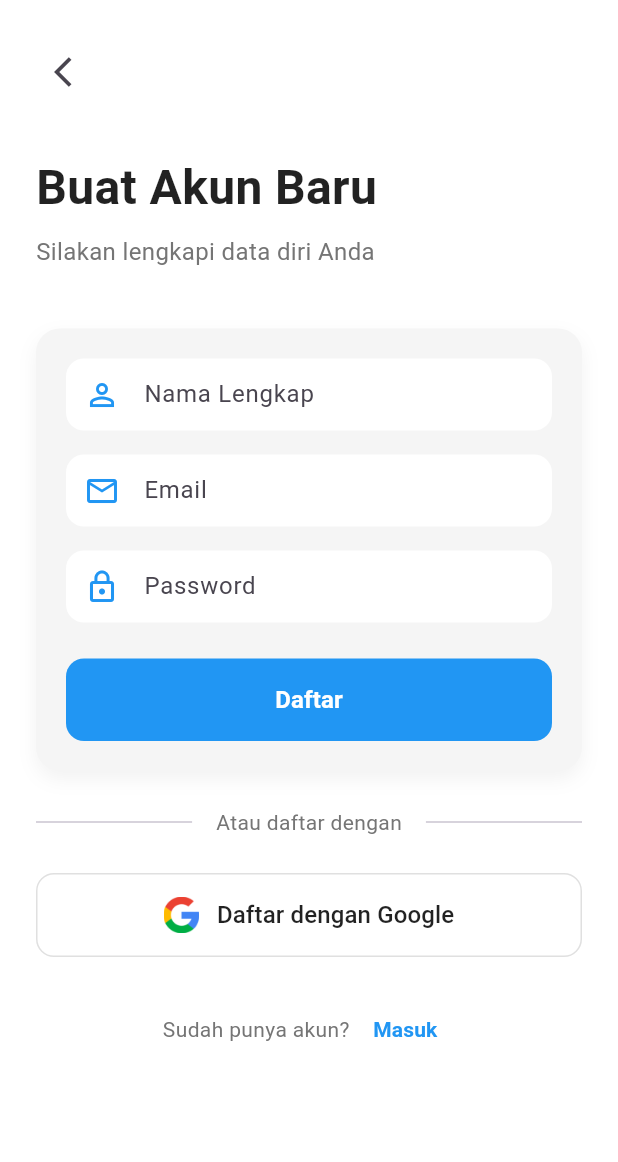
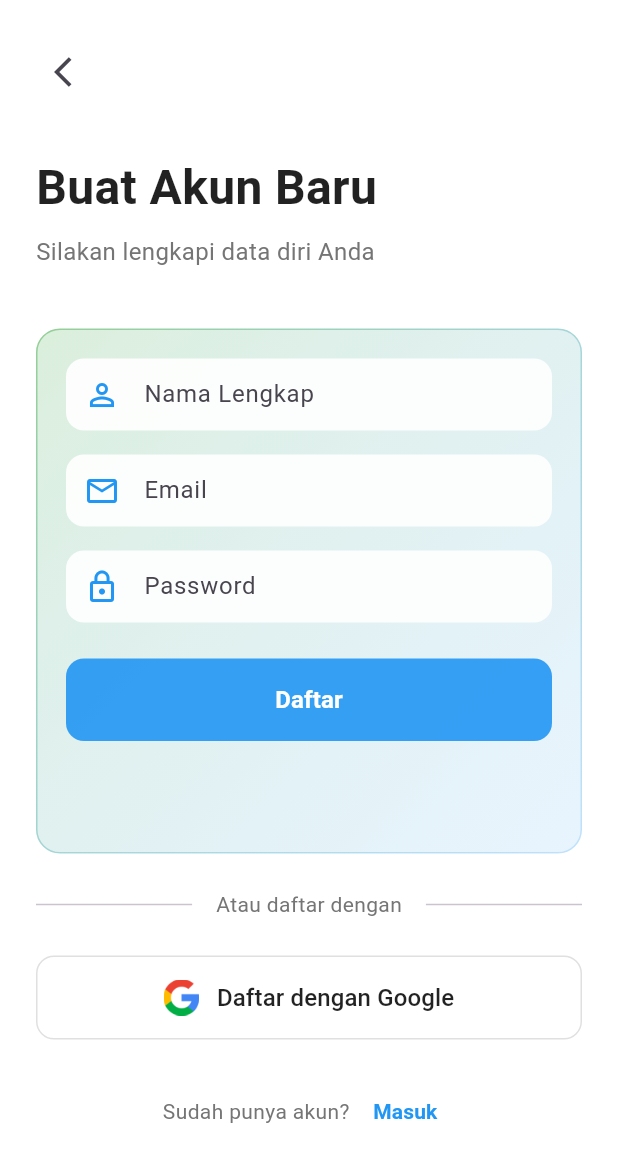
Before and after one commit to dzakisalman/flutter-firebase-app, a Flutter app: the RegisterScreen screen opened by its route, on a phone screen of 412 x 824 dp. Shown: the top 1162 px of the screen. Run offline on Flutter 3.47's test engine with Material 3 defaults, Android fonts, the phone set to English and light mode, and no system bars; drawn by our look-alikes of glassmorphism; our stand-ins replace file_picker, firebase_auth, firebase_core, get, google_sign_in, image_picker and 2 more; missing offline and left inert: flutter_cached_pdfview, mobile_scanner; accounts and stored records are empty; generated files the repository leaves out were written again.

Commit message:
add glassmorphism

```diff
--- a/lib/screens/register_screen.dart
+++ b/lib/screens/register_screen.dart
@@ -1,5 +1,6 @@
 import 'package:flutter/material.dart';
 import 'package:get/get.dart';
+import 'package:glassmorphism/glassmorphism.dart';
 
 import '../controllers/auth_controller.dart';
 
@@ -71,18 +72,30 @@ class RegisterScreen extends GetView<AuthController> {
                   ),
                 ),
                 SizedBox(height: 40),
-                Container(
-                  decoration: BoxDecoration(
-                    color: Colors.grey[100],
-                    borderRadius: BorderRadius.circular(16),
-                    boxShadow: [
-                      BoxShadow(
-                        color: Colors.black.withOpacity(0.05),
-                        blurRadius: 10,
-                        offset: Offset(0, 5),
-                      ),
+                GlassmorphicContainer(
+                  width: double.infinity,
+                  height: 350,
+                  borderRadius: 16,
+                  blur: 8,
+                  alignment: Alignment.center,
+                  border: 1,
+                  linearGradient: LinearGradient(
+                    begin: Alignment.topLeft,
+                    end: Alignment.bottomRight,
+                    colors: [
+                      Colors.green.withOpacity(0.2),
+                      Colors.blue.withOpacity(0.1),
                     ],
                   ),
+                  borderGradient: LinearGradient(
+                    begin: Alignment.topLeft,
+                    end: Alignment.bottomRight,
+                    colors: [
+                      Colors.green.withOpacity(0.5),
+                      Colors.blue.withOpacity(0.2),
+                    ],
+                  ),
+                  child: Padding(
                     padding: EdgeInsets.all(20),
                     child: Column(
                       children: [
@@ -97,7 +110,7 @@ class RegisterScreen extends GetView<AuthController> {
                               borderSide: BorderSide.none,
                             ),
                             filled: true,
-                          fillColor: Colors.white,
+                            fillColor: Colors.white.withOpacity(0.9),
                             contentPadding: EdgeInsets.symmetric(
                                 horizontal: 16, vertical: 12),
                           ),
@@ -114,7 +127,7 @@ class RegisterScreen extends GetView<AuthController> {
                               borderSide: BorderSide.none,
                             ),
                             filled: true,
-                          fillColor: Colors.white,
+                            fillColor: Colors.white.withOpacity(0.9),
                             contentPadding: EdgeInsets.symmetric(
                                 horizontal: 16, vertical: 12),
                           ),
@@ -133,7 +146,7 @@ class RegisterScreen extends GetView<AuthController> {
                               borderSide: BorderSide.none,
                             ),
                             filled: true,
-                          fillColor: Colors.white,
+                            fillColor: Colors.white.withOpacity(0.9),
                             contentPadding: EdgeInsets.symmetric(
                                 horizontal: 16, vertical: 12),
                           ),
@@ -143,7 +156,7 @@ class RegisterScreen extends GetView<AuthController> {
                           builder: (_) => ElevatedButton(
                             onPressed: controller.isLoading ? null : _register,
                             style: ElevatedButton.styleFrom(
-                            backgroundColor: Colors.blue,
+                              backgroundColor: Colors.blue.withOpacity(0.9),
                               foregroundColor: Colors.white,
                               padding: EdgeInsets.symmetric(vertical: 16),
                               shape: RoundedRectangleBorder(
@@ -171,6 +184,7 @@ class RegisterScreen extends GetView<AuthController> {
                           ),
                         ),
                       ],
+                    ),
                   ),
                 ),
                 SizedBox(height: 24),
```
Also changed, not shown: 6 other files. Lines whose indentation alone changed are shown as unchanged.
